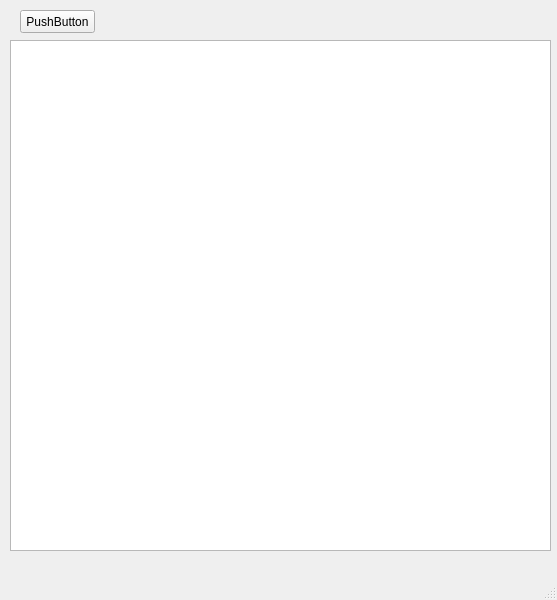
Old version of the form mainwindow.ui in the repository kurotkin/QtGoldApp.
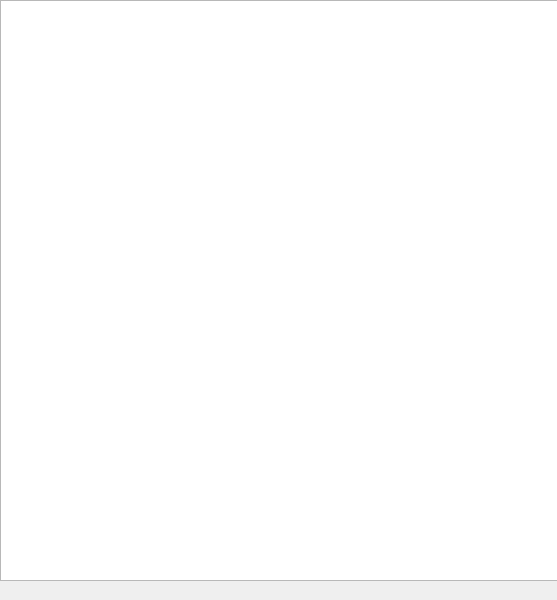
New version of the form.

Diff of the .ui file:
```diff
--- a/mainwindow.ui
+++ b/mainwindow.ui
@@ -14,26 +14,13 @@
    <string>MainWindow</string>
   </property>
   <widget class="QWidget" name="centralwidget">
-   <widget class="QPushButton" name="pushButton">
-    <property name="geometry">
-     <rect>
-      <x>20</x>
-      <y>10</y>
-      <width>75</width>
-      <height>23</height>
-     </rect>
-    </property>
-    <property name="text">
-     <string>PushButton</string>
-    </property>
-   </widget>
    <widget class="QTableView" name="tableView">
     <property name="geometry">
      <rect>
-      <x>10</x>
-      <y>40</y>
-      <width>541</width>
-      <height>511</height>
+      <x>0</x>
+      <y>0</y>
+      <width>561</width>
+      <height>581</height>
      </rect>
     </property>
    </widget>
@@ -48,7 +35,11 @@
     </rect>
    </property>
   </widget>
-  <widget class="QStatusBar" name="statusbar"/>
+  <action name="connectAction">
+   <property name="text">
+    <string>Connect</string>
+   </property>
+  </action>
  </widget>
  <resources/>
  <connections/>
```
